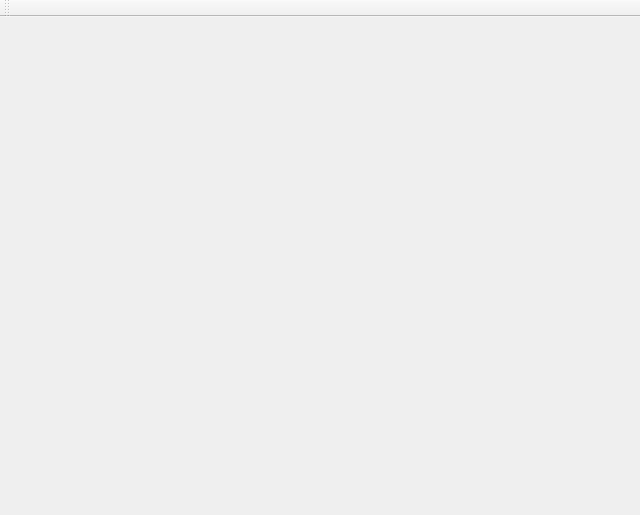
guidefloripa/DoomFireQt, file mainwindow.ui: the form before one commit.
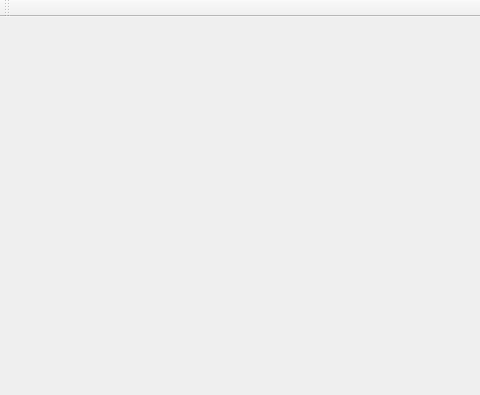
The form after the commit.

Commit message: Add interface controls and wind control

What changed in the file:
```diff
--- a/mainwindow.ui
+++ b/mainwindow.ui
@@ -6,8 +6,8 @@
    <rect>
     <x>0</x>
     <y>0</y>
-    <width>640</width>
-    <height>515</height>
+    <width>480</width>
+    <height>395</height>
    </rect>
   </property>
   <property name="windowTitle">
@@ -16,8 +16,8 @@
   <widget class="QWidget" name="centralWidget">
    <property name="minimumSize">
     <size>
-     <width>640</width>
-     <height>480</height>
+     <width>480</width>
+     <height>360</height>
     </size>
    </property>
   </widget>
```
Left out of the diff: 2 changed lines with no effect on the pictures. The commit also changes 6 other files.
